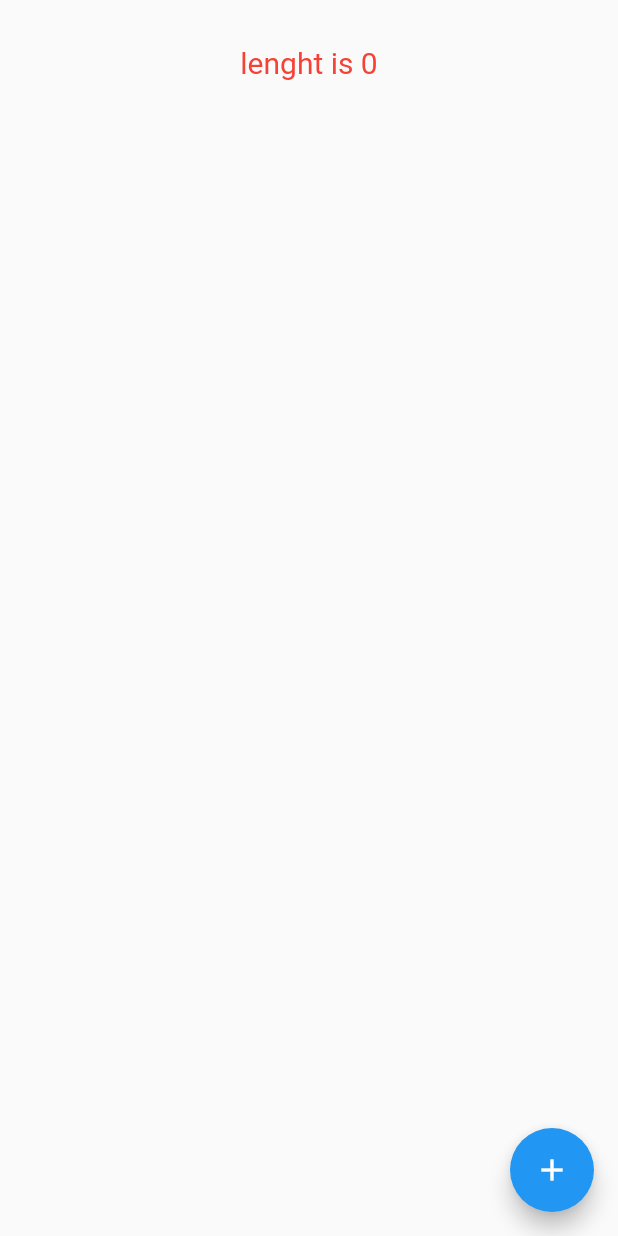
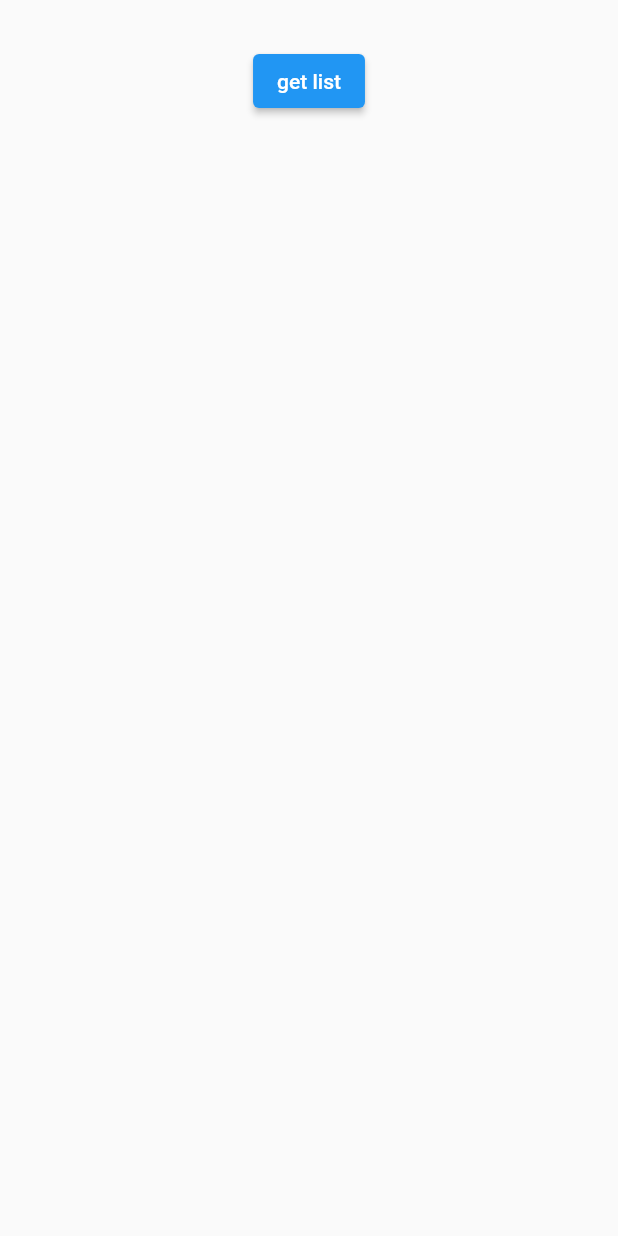
Before and after one commit to mosayeb-masoumi/Provider_StateManangement, a Flutter app: the screen it shows after launch, on a phone screen of 412 x 824 dp. Run offline on Flutter 3.47's test engine with Material 2 defaults, Android fonts, the phone set to English and light mode, and no system bars; our stand-ins replace get_it.

Commit message:
clean arc example

```diff
--- /dev/null
+++ b/lib/clean_arc_provider/data/data_model/data_model.dart
@@ -0,0 +1,6 @@
+class DataModel{
+  String name ;
+  int age ;
+  bool selected ;
+  DataModel({ required this.name, required this.age, required this.selected});
+}
--- /dev/null
+++ b/lib/clean_arc_provider/domain/clean_domain/data_domain.dart
@@ -0,0 +1,13 @@
+import 'package:provider_example/clean_arc_provider/domain/data_repository/data_repository.dart';
+
+class DataDomain extends DataRepository{
+
+  final DataRepository _dataRepository;
+  DataDomain(this._dataRepository);
+
+  @override
+  Future<dynamic> getList() async{
+   return _dataRepository.getList();
+  }
+
+}
--- /dev/null
+++ b/lib/clean_arc_provider/domain/data_repository/data_repository.dart
@@ -0,0 +1,3 @@
+abstract class DataRepository{
+  Future<dynamic> getList();
+}
--- /dev/null
+++ b/lib/clean_arc_provider/presentation/clean_page.dart
@@ -0,0 +1,63 @@
+import 'package:flutter/material.dart';
+import 'package:provider/provider.dart';
+import 'package:provider_example/clean_arc_provider/data/data_model/data_model.dart';
+import 'package:provider_example/clean_arc_provider/presentation/clean_provider.dart';
+
+class CleanPage extends StatefulWidget {
+  const CleanPage({Key? key}) : super(key: key);
+
+  @override
+  State<CleanPage> createState() => _CleanPageState();
+}
+
+class _CleanPageState extends State<CleanPage> {
+  @override
+  Widget build(BuildContext context) {
+    Size size = MediaQuery.of(context).size;
+    return Scaffold(
+      body: SizedBox(
+        width: size.width,
+        height: size.height,
+        child: Column(
+          crossAxisAlignment: CrossAxisAlignment.center,
+          children: [
+
+            const SizedBox(height: 30,),
+
+            ElevatedButton(
+                onPressed: () {
+                  context.read<CleanProvider>().getData();
+                },
+                child: const Text("get list")),
+
+
+
+            context.read<CleanProvider>().isLoading
+                ? const CircularProgressIndicator(color: Colors.red,)
+                : ListView.builder(
+                    shrinkWrap: true,
+                    itemCount: context.watch<CleanProvider>().list.length,
+                    itemBuilder: (context, index) {
+                      DataModel model = context.watch<CleanProvider>().list[index];
+                      return GestureDetector(
+                        onTap: (){
+                          context.read<CleanProvider>().changeSelection(index);
+                        },
+                        child: Container(
+                          width: size.width,
+                          height: 50,
+                          margin: const EdgeInsets.all(5),
+                          decoration: BoxDecoration(
+                            color: model.selected ? Colors.green : Colors.blueGrey,
+                            borderRadius: BorderRadius.circular(10)
+                          ),
+                          child: Center(child: Text("${model.name} ${model.age}")),
+                        ),
+                      );
+                    }),
+          ],
+        ),
+      ),
+    );
+  }
+}
--- /dev/null
+++ b/lib/clean_arc_provider/presentation/clean_provider.dart
@@ -0,0 +1,31 @@
+import 'package:flutter/cupertino.dart';
+import 'package:provider_example/clean_arc_provider/data/data_model/data_model.dart';
+import 'package:provider_example/clean_arc_provider/domain/clean_domain/data_domain.dart';
+
+class CleanProvider extends ChangeNotifier{
+
+
+  final DataDomain _dataDomain;
+  CleanProvider(this._dataDomain);
+
+  List<DataModel> _list =[];
+  List<DataModel> get list => _list;
+  bool isLoading  = false;
+
+
+
+  Future<dynamic> getData() async {
+    isLoading = true;
+    notifyListeners();
+
+    _list = await _dataDomain.getList();
+    isLoading = false;
+    notifyListeners();
+  }
+
+  void changeSelection(int index){
+
+    _list[index].selected = !_list[index].selected;
+    notifyListeners();
+  }
+}
--- a/lib/main.dart
+++ b/lib/main.dart
@@ -1,4 +1,6 @@
 import 'package:flutter/material.dart';
+import 'package:provider_example/clean_arc_provider/presentation/clean_page.dart';
+import 'package:provider_example/clean_arc_provider/presentation/clean_provider.dart';
 import 'package:provider_example/di.dart';
 import 'package:provider_example/example1/example1.dart';
 
@@ -31,6 +33,7 @@ class project_providers extends StatelessWidget {
       ChangeNotifierProvider(create: (_) => ShoppingCard()),
       ChangeNotifierProvider(create: (_) => ListProvider()),
       ChangeNotifierProvider(create: (_) => ServerProvider(sl())),
+      ChangeNotifierProvider(create: (_) => CleanProvider(sl())),
       // ChangeNotifierProvider(create: (_) => ServerProvider()),
     ], child: MyApp() ,);
   }
@@ -51,7 +54,8 @@ class MyApp extends StatelessWidget {
       // home: const Example1(),
       // home: const ListExample(),
       // home: const ListExample2(),
-      home: const ExampleServer(),
+      // home: const ExampleServer(),
+      home: const CleanPage(),
     );
   }
 }
```
Also changed, not shown: lib/clean_arc_provider/data/data_source/data_source.dart (added, +20 -0 lines), lib/clean_arc_provider/data/repository_impl/data_repository_impl.dart (added, +13 -0 lines), lib/di.dart (+14 -0 lines).
